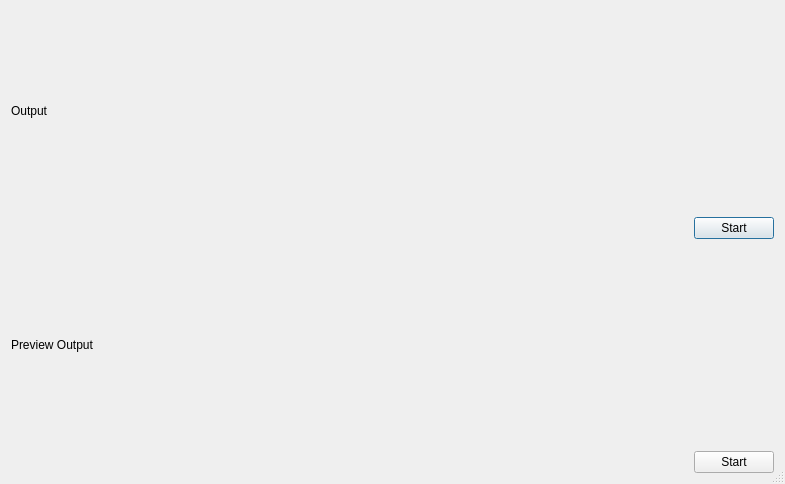
Above: UI/frontend-plugins/decklink-output-ui/forms/output.ui from JayceTsien/obs-studio before the change. Below: the same form after it.
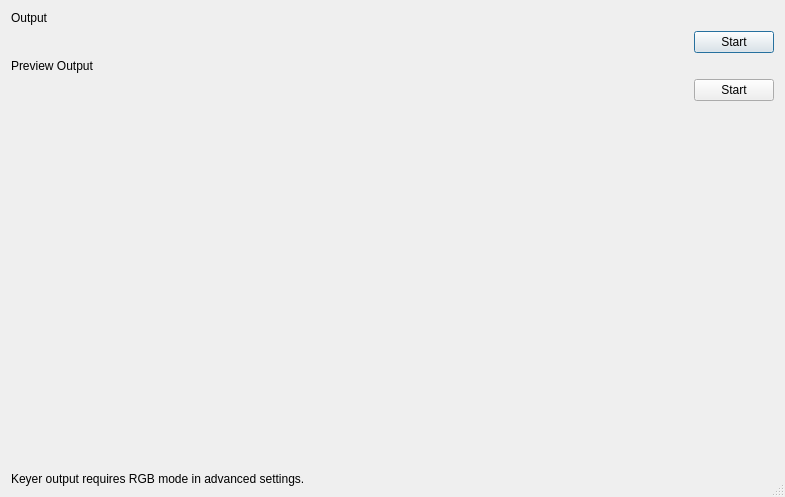
That is the form after the change.

```diff
--- a/UI/frontend-plugins/decklink-output-ui/forms/output.ui
+++ b/UI/frontend-plugins/decklink-output-ui/forms/output.ui
@@ -7,7 +7,7 @@
     <x>0</x>
     <y>0</y>
     <width>785</width>
-    <height>484</height>
+    <height>497</height>
    </rect>
   </property>
   <property name="sizePolicy">
@@ -106,6 +106,26 @@
      </item>
     </layout>
    </item>
+   <item>
+    <spacer name="verticalSpacer">
+     <property name="orientation">
+      <enum>Qt::Vertical</enum>
+     </property>
+     <property name="sizeHint" stdset="0">
+      <size>
+       <width>20</width>
+       <height>40</height>
+      </size>
+     </property>
+    </spacer>
+   </item>
+   <item>
+    <widget class="QLabel" name="keyerLabel">
+     <property name="text">
+      <string>Keyer output requires RGB mode in advanced settings.</string>
+     </property>
+    </widget>
+   </item>
   </layout>
  </widget>
  <resources/>
```
